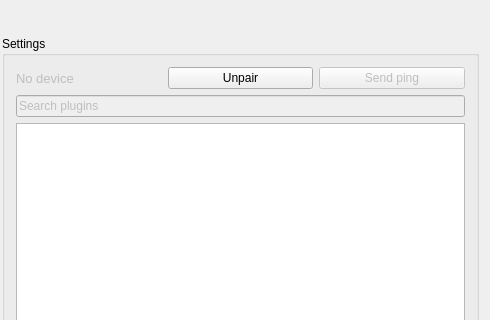
Old version of the form kdeconnect-win/kdeconnect-qt/mainwindow.ui in the repository gnome71/winconnect; both pictures show x 492 to 982 and y 0 to 320 of the 982 by 717 pixel window.
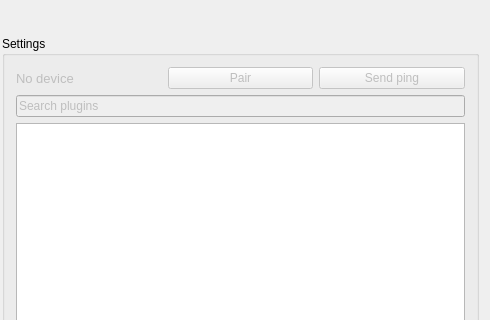
New version of the form. Icons and pictures are not drawn.

Diff of the .ui file:
```diff
--- a/kdeconnect-win/kdeconnect-qt/mainwindow.ui
+++ b/kdeconnect-win/kdeconnect-qt/mainwindow.ui
@@ -151,8 +151,14 @@
                </item>
                <item>
                 <widget class="QPushButton" name="pushButtonUnPair">
+                 <property name="enabled">
+                  <bool>false</bool>
+                 </property>
                  <property name="text">
-                  <string>Unpair</string>
+                  <string>Pair</string>
+                 </property>
+                 <property name="flat">
+                  <bool>false</bool>
                  </property>
                 </widget>
                </item>
```
